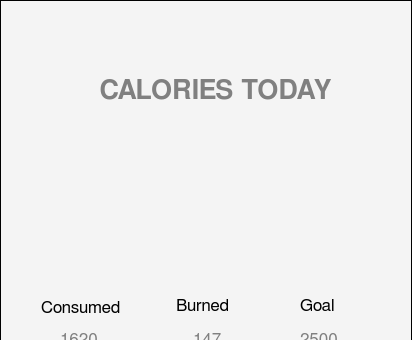
Qt form ui/main_menu_screen.ui (SWE-Project-Org/SWE-Project) before a commit; both pictures show x 0 to 412 and y 0 to 340 of the 412 by 917 pixel window.
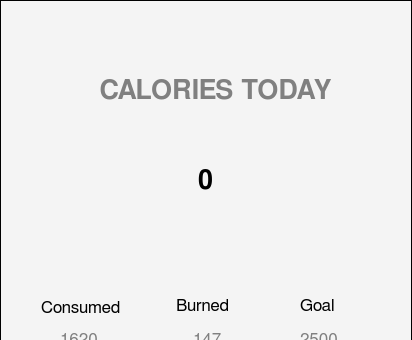
The same form after that commit.

Commit message: Implemented some db methods for calorie management and added info to main menu

```diff
--- a/ui/main_menu_screen.ui
+++ b/ui/main_menu_screen.ui
@@ -438,6 +438,47 @@
      <string>2500</string>
     </property>
    </widget>
+   <widget class="QLabel" name="label_8">
+    <property name="geometry">
+     <rect>
+      <x>80</x>
+      <y>140</y>
+      <width>251</width>
+      <height>81</height>
+     </rect>
+    </property>
+    <property name="sizePolicy">
+     <sizepolicy hsizetype="Preferred" vsizetype="Preferred">
+      <horstretch>0</horstretch>
+      <verstretch>0</verstretch>
+     </sizepolicy>
+    </property>
+    <property name="font">
+     <font>
+      <family>FreeSans</family>
+      <pointsize>20</pointsize>
+      <bold>true</bold>
+     </font>
+    </property>
+    <property name="styleSheet">
+     <string notr="true">color: black; border: none;</string>
+    </property>
+    <property name="frameShape">
+     <enum>QFrame::Shape::NoFrame</enum>
+    </property>
+    <property name="frameShadow">
+     <enum>QFrame::Shadow::Raised</enum>
+    </property>
+    <property name="text">
+     <string>0</string>
+    </property>
+    <property name="alignment">
+     <set>Qt::AlignmentFlag::AlignCenter</set>
+    </property>
+    <property name="wordWrap">
+     <bool>true</bool>
+    </property>
+   </widget>
   </widget>
  </widget>
  <resources/>
```
The commit also changes 9 other files.
